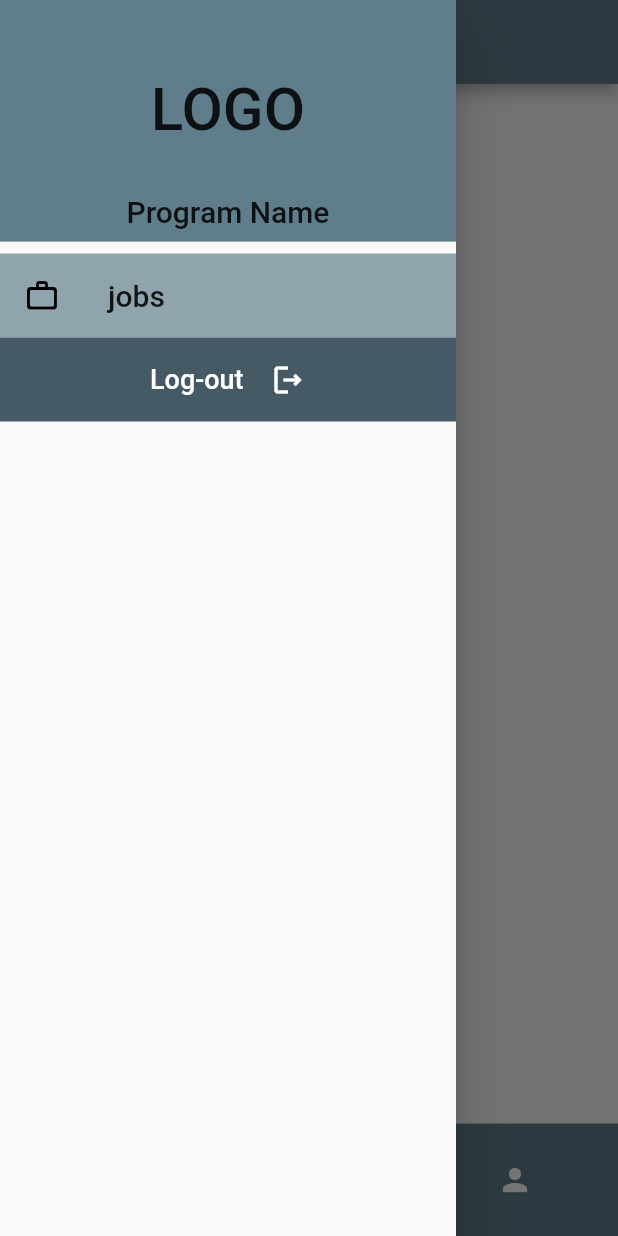
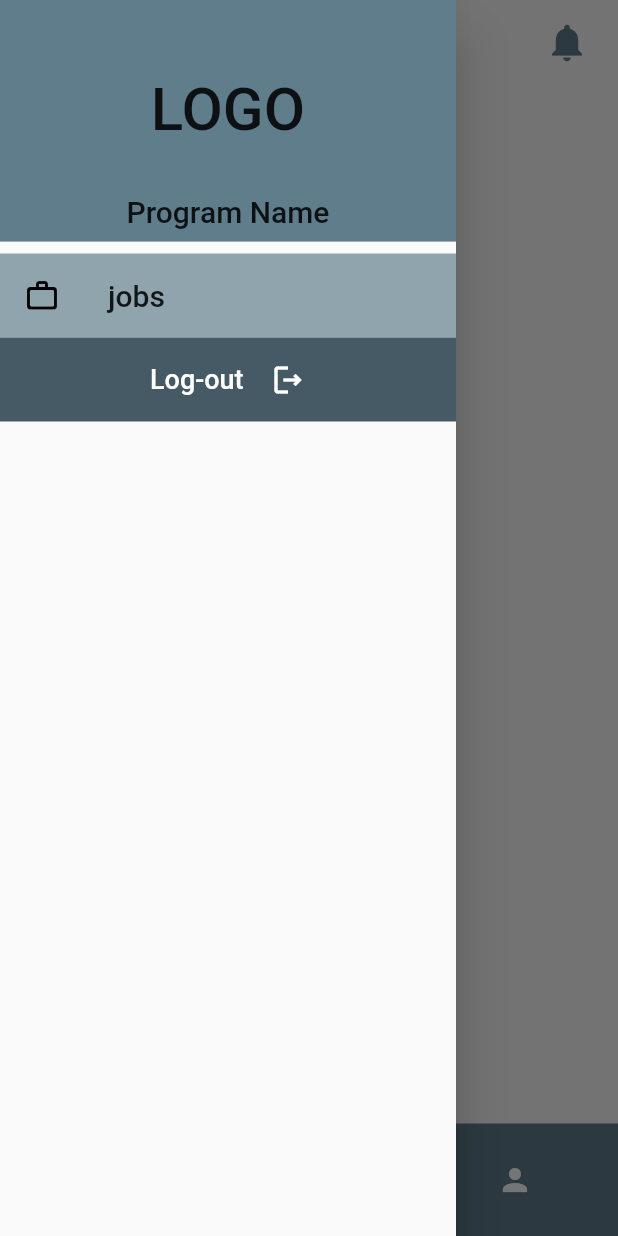
Before and after one commit to DARK-NOVA-6/RMS, a Flutter app: the Home screen opened directly, with the side drawer open, on a phone screen of 412 x 824 dp. Run offline on Flutter 3.47's test engine with Material 2 defaults, Android fonts, the phone set to English and light mode, and no system bars; drawn by our look-alikes of curved_navigation_bar.

```diff
--- /dev/null
+++ b/lib/presentation/components/components.dart
@@ -0,0 +1,5 @@
+export 'nav_bar.dart';
+export 'my_elevated_button.dart';
+export 'rounded_text_field.dart';
+export 'custome_app_bar.dart';
+export 'drawer/drawer.dart';
--- /dev/null
+++ b/lib/presentation/components/custome_app_bar.dart
@@ -0,0 +1,60 @@
+import 'package:flutter/material.dart';
+
+class CustomeAppBar extends StatelessWidget with PreferredSizeWidget {
+  const CustomeAppBar({
+    Key? key,
+    required this.label,
+  }) : super(key: key);
+
+  final String label;
+
+  @override
+  Widget build(BuildContext context) {
+    return AppBar(
+      actions: [
+        Padding(
+          padding: const EdgeInsets.only(right: 10),
+          child: IconButton(
+            icon: const Icon(
+              Icons.notifications,
+              color: Colors.blueGrey,
+              size: 30,
+            ),
+            onPressed: () {},
+          ),
+        ),
+      ],
+      leading: Padding(
+        padding: const EdgeInsets.only(left: 10),
+        child: Builder(
+          builder: (BuildContext context) {
+            return IconButton(
+              icon: const Icon(
+                Icons.menu,
+                color: Colors.blueGrey,
+              ),
+              onPressed: () {
+                Scaffold.of(context).openDrawer();
+              },
+              tooltip: MaterialLocalizations.of(context).openAppDrawerTooltip,
+            );
+          },
+        ),
+      ),
+      backgroundColor: Colors.transparent,
+      elevation: 0,
+      title: Text(
+        label,
+        style: const TextStyle(
+          color: Colors.blueGrey,
+          fontSize: 24,
+          fontWeight: FontWeight.bold,
+        ),
+      ),
+      centerTitle: true,
+    );
+  }
+
+  @override
+  Size get preferredSize => const Size.fromHeight(kToolbarHeight);
+}
--- a/lib/presentation/components/drawer/drawer.dart
+++ b/lib/presentation/components/drawer/drawer.dart
@@ -1,63 +1,2 @@
-import 'package:flutter/material.dart';
-
-import '../../Pages/Authentication/authenticate.dart';
-import 'drawer_head.dart';
-
-class TheDrawer extends StatelessWidget {
-  const TheDrawer({
-    Key? key,
-  }) : super(key: key);
-
-  @override
-  Widget build(BuildContext context) {
-    final Size size = MediaQuery.of(context).size;
-    return Drawer(
-      child: ListView(
-        padding: EdgeInsets.zero,
-        children: [
-          const DrawerHead(),
-          ListTile(
-            leading: const Icon(
-              Icons.work_outline_rounded,
-              color: Colors.black,
-            ),
-            tileColor: Colors.blueGrey[300],
-            title: const Text(
-              'jobs',
-              style: TextStyle(
-                fontSize: 20,
-              ),
-            ),
-            onTap: () async {
-              await Navigator.of(context).push(
-                MaterialPageRoute(builder: (_)=>
-                  const Authenticate()
-                )
-              );
-            },
-          ),
-          ListTile(
-            tileColor: Colors.blueGrey[700],
-            contentPadding: const EdgeInsets.symmetric(horizontal: 100),
-            title: const Text(
-              'Log-out',
-              style: TextStyle(
-                fontSize: 18,
-                color: Colors.white,
-              ),
-            ),
-            trailing: const Icon(
-              Icons.logout_outlined,
-              color: Colors.white,
-            ),
-            onTap: () async {
-              Navigator.of(context).popUntil((route) => false);
-              await Navigator.of(context).push(
-                  MaterialPageRoute(builder: (_) => const Authenticate()));
-            },
-          ),
-        ],
-      ),
-    );
-  }
-}
+export 'drawer_head.dart';
+export 'drawer_main.dart';
--- /dev/null
+++ b/lib/presentation/components/drawer/drawer_main.dart
@@ -0,0 +1,62 @@
+import 'package:flutter/material.dart';
+
+import '../../Pages/Authentication/authenticate.dart';
+import 'drawer_head.dart';
+
+class TheDrawer extends StatelessWidget {
+  const TheDrawer({
+    Key? key,
+  }) : super(key: key);
+
+  @override
+  Widget build(BuildContext context) {
+    return Drawer(
+      child: ListView(
+        padding: EdgeInsets.zero,
+        children: [
+          const DrawerHead(),
+          ListTile(
+            leading: const Icon(
+              Icons.work_outline_rounded,
+              color: Colors.black,
+            ),
+            tileColor: Colors.blueGrey[300],
+            title: const Text(
+              'jobs',
+              style: TextStyle(
+                fontSize: 20,
+              ),
+            ),
+            onTap: () async {
+              await Navigator.of(context).push(
+                MaterialPageRoute(builder: (_)=>
+                  const Authenticate()
+                )
+              );
+            },
+          ),
+          ListTile(
+            tileColor: Colors.blueGrey[700],
+            contentPadding: const EdgeInsets.symmetric(horizontal: 100),
+            title: const Text(
+              'Log-out',
+              style: TextStyle(
+                fontSize: 18,
+                color: Colors.white,
+              ),
+            ),
+            trailing: const Icon(
+              Icons.logout_outlined,
+              color: Colors.white,
+            ),
+            onTap: () async {
+              Navigator.of(context).popUntil((route) => false);
+              await Navigator.of(context).push(
+                  MaterialPageRoute(builder: (_) => const Authenticate()));
+            },
+          ),
+        ],
+      ),
+    );
+  }
+}
--- a/lib/presentation/pages/authentication/authenticate.dart
+++ b/lib/presentation/pages/authentication/authenticate.dart
@@ -1,6 +1,6 @@
 import 'package:flutter/material.dart';
 
-import '../../components/my_elevated_button.dart';
+import '../../components/components.dart';
 import 'login.dart';
 import 'signup.dart';
 
--- a/lib/presentation/pages/authentication/confirmation_code.dart
+++ b/lib/presentation/pages/authentication/confirmation_code.dart
@@ -1,7 +1,6 @@
 import 'package:flutter/material.dart';
 
-import '../../components/my_elevated_button.dart';
-import '../../components/rounded_text_field.dart';
+import '../../components/components.dart';
 
 
 class Confirmation extends StatefulWidget {
--- a/lib/presentation/pages/authentication/login.dart
+++ b/lib/presentation/pages/authentication/login.dart
@@ -1,7 +1,6 @@
 import 'package:flutter/material.dart';
 
-import '../../components/my_elevated_button.dart';
-import '../../components/rounded_text_field.dart';
+import '../../components/components.dart';
 import '../home/home.dart';
 import 'signup.dart';
 
--- a/lib/presentation/pages/authentication/signup.dart
+++ b/lib/presentation/pages/authentication/signup.dart
@@ -1,7 +1,6 @@
 import 'package:flutter/material.dart';
 
-import '../../components/my_elevated_button.dart';
-import '../../components/rounded_text_field.dart';
+import '../../components/components.dart';
 import 'confirmation_code.dart';
 import 'login.dart';
 
--- a/lib/presentation/pages/home/home.dart
+++ b/lib/presentation/pages/home/home.dart
@@ -1,10 +1,7 @@
 import 'package:flutter/material.dart';
 
-import '../../components/drawer/drawer.dart';
-import '../../components/nav_bar.dart';
-import '../nav_bar_pages/jobs/jobs.dart';
-import '../nav_bar_pages/main_home/main_home.dart';
-import '../nav_bar_pages/profile/profile.dart';
+import '../../components/components.dart';
+import '../nav_bar_pages/pages.dart';
 
 class Home extends StatefulWidget {
   const Home({Key? key}) : super(key: key);
@@ -40,7 +37,6 @@ class _HomeState extends State<Home> {
 
   @override
   Widget build(BuildContext context) {
-    Size size = MediaQuery.of(context).size;
     return Scaffold(
       bottomNavigationBar: BottomNavBar(
         index: index,
@@ -48,10 +44,7 @@ class _HomeState extends State<Home> {
         icons: icons,
       ),
       drawer: const TheDrawer(),
-      appBar: AppBar(
-        title: Text(pages[index].label),
-        centerTitle: true,
-      ),
+      appBar: CustomeAppBar(label: pages[index].label),
       body: pages[index],
     );
   }
--- a/lib/presentation/pages/nav_bar_pages/jobs/jobs.dart
+++ b/lib/presentation/pages/nav_bar_pages/jobs/jobs.dart
@@ -6,7 +6,7 @@ class Jobs extends StatefulWidget implements Pages{
   const Jobs({Key? key}) : super(key: key);
 
   @override
-  String get label => 'jobs';
+  String get label => 'Jobs';
 
   @override
   State<Jobs> createState() => _JobsState();
--- a/lib/presentation/pages/nav_bar_pages/main_home/main_home.dart
+++ b/lib/presentation/pages/nav_bar_pages/main_home/main_home.dart
@@ -6,7 +6,7 @@ class MainHome extends StatefulWidget implements Pages{
   const MainHome({Key? key}) : super(key: key);
 
   @override
-  String get label => 'main_home';
+  String get label => 'Main Home';
 
   @override
   State<MainHome> createState() => _MainHomeState();
--- a/lib/presentation/pages/nav_bar_pages/pages.dart
+++ b/lib/presentation/pages/nav_bar_pages/pages.dart
@@ -1,5 +1,7 @@
 import 'package:flutter/material.dart';
-
+export 'jobs/jobs.dart';
+export 'profile/profile.dart';
+export 'main_home/main_home.dart';
 
 abstract class Pages extends StatefulWidget {
   final String label = '';
--- a/lib/presentation/pages/nav_bar_pages/profile/profile.dart
+++ b/lib/presentation/pages/nav_bar_pages/profile/profile.dart
@@ -7,7 +7,7 @@ class Profile extends StatefulWidget implements Pages {
   const Profile({Key? key}) : super(key: key);
 
   @override
-  String get label => 'profile';
+  String get label => 'Profile';
 
   @override
   State<Profile> createState() => _ProfileState();
@@ -21,7 +21,6 @@ class _ProfileState extends State<Profile> {
 
   @override
   Widget build(BuildContext context) {
-    Size size = MediaQuery.of(context).size;
     return Center(
         child: Text(widget.label),
     );
```
